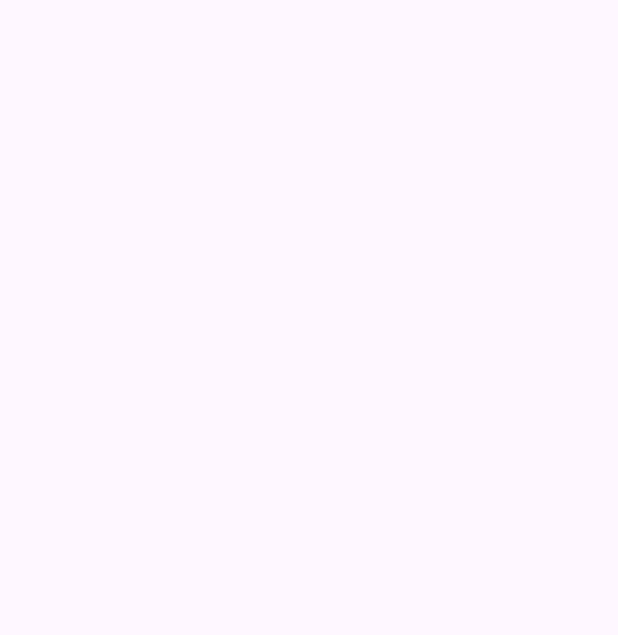
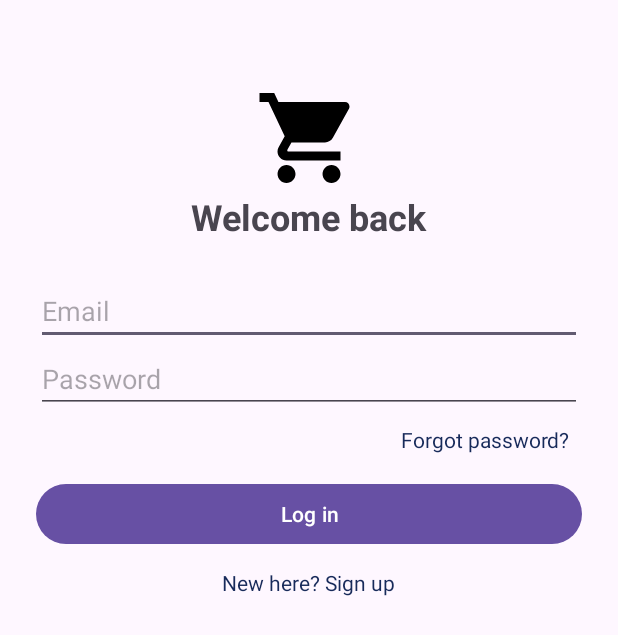
Before and after one commit to fuzail-04/shopease-23cs27, an Android app: the screen it shows after launch (LoginActivity), on a phone screen of 412 x 824 dp. Before the commit the part shown is empty. Shown: the top 635 px of the screen. Run offline under Robolectric (Android 15) with nearby library versions, the phone set to English and light mode, and no system bars; our stand-ins replace Firebase (no records; nobody signed in at launch, a user with empty details on screens opened directly).

Commit message:
feat(auth): add login screen with validation and password reset

```diff
--- a/app/src/main/java/pk/edu/nfciet/shopease/LoginActivity.java
+++ b/app/src/main/java/pk/edu/nfciet/shopease/LoginActivity.java
@@ -1,24 +1,123 @@
 package pk.edu.nfciet.shopease;
 
+import android.content.Intent;
 import android.os.Bundle;
+import android.util.Patterns;
+import android.view.View;
+import android.widget.Button;
+import android.widget.EditText;
+import android.widget.ProgressBar;
+import android.widget.Toast;
 
-import androidx.activity.EdgeToEdge;
 import androidx.appcompat.app.AppCompatActivity;
-import androidx.core.graphics.Insets;
-import androidx.core.view.ViewCompat;
-import androidx.core.view.WindowInsetsCompat;
+
+import com.google.firebase.auth.FirebaseAuth;
 
 public class LoginActivity extends AppCompatActivity {
+
+    private EditText etEmail, etPassword;
+    private Button btnLogin;
+    private ProgressBar progress;
+    private FirebaseAuth auth;
 
     @Override
     protected void onCreate(Bundle savedInstanceState) {
         super.onCreate(savedInstanceState);
-        EdgeToEdge.enable(this);
         setContentView(R.layout.activity_login);
-        ViewCompat.setOnApplyWindowInsetsListener(findViewById(R.id.main), (v, insets) -> {
-            Insets systemBars = insets.getInsets(WindowInsetsCompat.Type.systemBars());
-            v.setPadding(systemBars.left, systemBars.top, systemBars.right, systemBars.bottom);
-            return insets;
-        });
+
+        auth = FirebaseAuth.getInstance();
+
+        etEmail = findViewById(R.id.etEmail);
+        etPassword = findViewById(R.id.etPassword);
+        btnLogin = findViewById(R.id.btnLogin);
+        progress = findViewById(R.id.progress);
+
+        btnLogin.setOnClickListener(v -> login());
+
+        findViewById(R.id.tvForgot).setOnClickListener(
+                v -> resetPassword()
+        );
+
+        findViewById(R.id.tvGoToSignUp).setOnClickListener(
+                v -> startActivity(
+                        new Intent(this, SignUpActivity.class)
+                )
+        );
+    }
+
+    private void login() {
+
+        String email = etEmail.getText().toString().trim();
+        String password = etPassword.getText().toString();
+
+        if (!Patterns.EMAIL_ADDRESS.matcher(email).matches()) {
+            etEmail.setError(getString(R.string.err_email));
+            return;
+        }
+
+        if (password.length() < 6) {
+            etPassword.setError(getString(R.string.err_password));
+            return;
+        }
+
+        setLoading(true);
+
+        auth.signInWithEmailAndPassword(email, password)
+                .addOnSuccessListener(result -> openProducts())
+                .addOnFailureListener(e -> {
+                    setLoading(false);
+                    Toast.makeText(
+                            this,
+                            e.getMessage(),
+                            Toast.LENGTH_LONG
+                    ).show();
+                });
+    }
+
+    private void resetPassword() {
+
+        String email = etEmail.getText().toString().trim();
+
+        if (!Patterns.EMAIL_ADDRESS.matcher(email).matches()) {
+            etEmail.setError(getString(R.string.err_email));
+            return;
+        }
+
+        auth.sendPasswordResetEmail(email)
+                .addOnSuccessListener(v ->
+                        Toast.makeText(
+                                this,
+                                "Reset link sent to " + email,
+                                Toast.LENGTH_LONG
+                        ).show()
+                )
+                .addOnFailureListener(e ->
+                        Toast.makeText(
+                                this,
+                                e.getMessage(),
+                                Toast.LENGTH_LONG
+                        ).show()
+                );
+    }
+
+    private void setLoading(boolean loading) {
+        progress.setVisibility(
+                loading ? View.VISIBLE : View.GONE
+        );
+        btnLogin.setEnabled(!loading);
+    }
+
+    private void openProducts() {
+        Intent i = new Intent(
+                this,
+                ProductListActivity.class
+        );
+
+        i.setFlags(
+                Intent.FLAG_ACTIVITY_NEW_TASK |
+                        Intent.FLAG_ACTIVITY_CLEAR_TASK
+        );
+
+        startActivity(i);
     }
 }
--- a/app/src/main/res/layout/activity_login.xml
+++ b/app/src/main/res/layout/activity_login.xml
@@ -1,10 +1,76 @@
 <?xml version="1.0" encoding="utf-8"?>
-<androidx.constraintlayout.widget.ConstraintLayout xmlns:android="http://schemas.android.com/apk/res/android"
-    xmlns:app="http://schemas.android.com/apk/res-auto"
-    xmlns:tools="http://schemas.android.com/tools"
-    android:id="@+id/main"
+<ScrollView xmlns:android="http://schemas.android.com/apk/res/android"
     android:layout_width="match_parent"
-    android:layout_height="match_parent"
-    tools:context=".LoginActivity">
+    android:layout_height="match_parent">
 
-</androidx.constraintlayout.widget.ConstraintLayout>
+    <LinearLayout
+        android:layout_width="match_parent"
+        android:layout_height="wrap_content"
+        android:orientation="vertical"
+        android:padding="24dp">
+
+        <ImageView
+            android:layout_width="72dp"
+            android:layout_height="72dp"
+            android:layout_gravity="center_horizontal"
+            android:layout_marginTop="32dp"
+            android:src="@drawable/ic_shopping_cart"
+            android:contentDescription="@string/app_name" />
+
+        <TextView
+            android:layout_width="wrap_content"
+            android:layout_height="wrap_content"
+            android:layout_gravity="center_horizontal"
+            android:layout_marginBottom="24dp"
+            android:text="Welcome back"
+            android:textSize="24sp"
+            android:textStyle="bold" />
+
+        <EditText
+            android:id="@+id/etEmail"
+            android:layout_width="match_parent"
+            android:layout_height="wrap_content"
+            android:hint="Email"
+            android:inputType="textEmailAddress" />
+
+        <EditText
+            android:id="@+id/etPassword"
+            android:layout_width="match_parent"
+            android:layout_height="wrap_content"
+            android:hint="Password"
+            android:inputType="textPassword" />
+
+        <TextView
+            android:id="@+id/tvForgot"
+            android:layout_width="wrap_content"
+            android:layout_height="wrap_content"
+            android:layout_gravity="end"
+            android:padding="8dp"
+            android:text="Forgot password?"
+            android:textColor="@color/brand_navy" />
+
+        <Button
+            android:id="@+id/btnLogin"
+            android:layout_width="match_parent"
+            android:layout_height="wrap_content"
+            android:layout_marginTop="8dp"
+            android:text="Log in" />
+
+        <ProgressBar
+            android:id="@+id/progress"
+            android:layout_width="wrap_content"
+            android:layout_height="wrap_content"
+            android:layout_gravity="center_horizontal"
+            android:visibility="gone" />
+
+        <TextView
+            android:id="@+id/tvGoToSignUp"
+            android:layout_width="wrap_content"
+            android:layout_height="wrap_content"
+            android:layout_gravity="center_horizontal"
+            android:padding="12dp"
+            android:text="New here? Sign up"
+            android:textColor="@color/brand_navy" />
+
+    </LinearLayout>
+</ScrollView>
```
